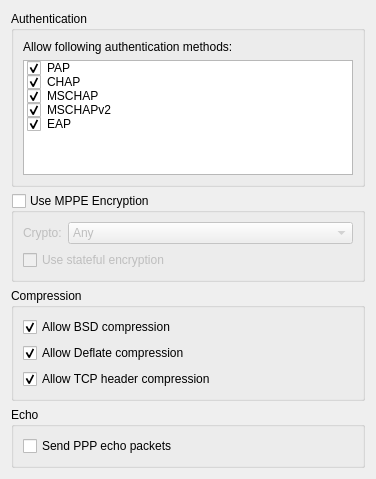
The window that vpn/pptp/pptpadvanced.ui (KDE/plasma-nm) describes before a commit, drawn with Qt 5.
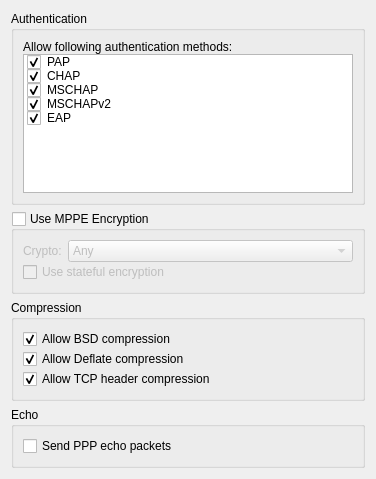
The same window after the commit. Custom widgets are drawn as their Qt base class.

```diff
--- a/vpn/pptp/pptpadvanced.ui
+++ b/vpn/pptp/pptpadvanced.ui
@@ -17,6 +17,9 @@
       <string>Authentication</string>
      </property>
      <layout class="QFormLayout" name="formLayout">
+    <property name="verticalSpacing">
+    <number>0</number>
+    </property>
       <item row="0" column="0">
        <widget class="QLabel" name="lbl_auth">
         <property name="text">
@@ -89,6 +92,9 @@
       <bool>false</bool>
      </property>
      <layout class="QFormLayout" name="formLayout_2">
+    <property name="verticalSpacing">
+    <number>0</number>
+    </property>
       <item row="0" column="0">
        <widget class="QLabel" name="lbl_MMPEcrypto">
         <property name="maximumSize">
@@ -146,6 +152,9 @@
       <string>Compression</string>
      </property>
      <layout class="QFormLayout" name="formLayout_3">
+    <property name="verticalSpacing">
+    <number>0</number>
+    </property>
       <property name="labelAlignment">
        <set>Qt::AlignLeading|Qt::AlignLeft|Qt::AlignVCenter</set>
       </property>
```
Left out of the diff: 3 changed lines with no effect on the pictures.
